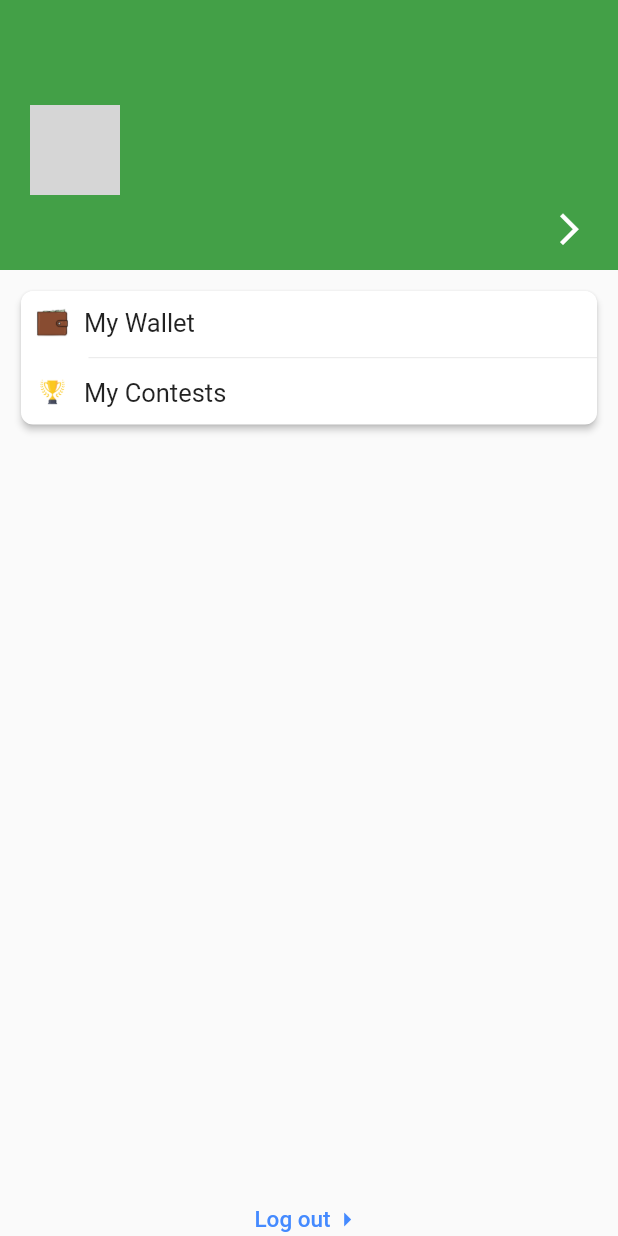
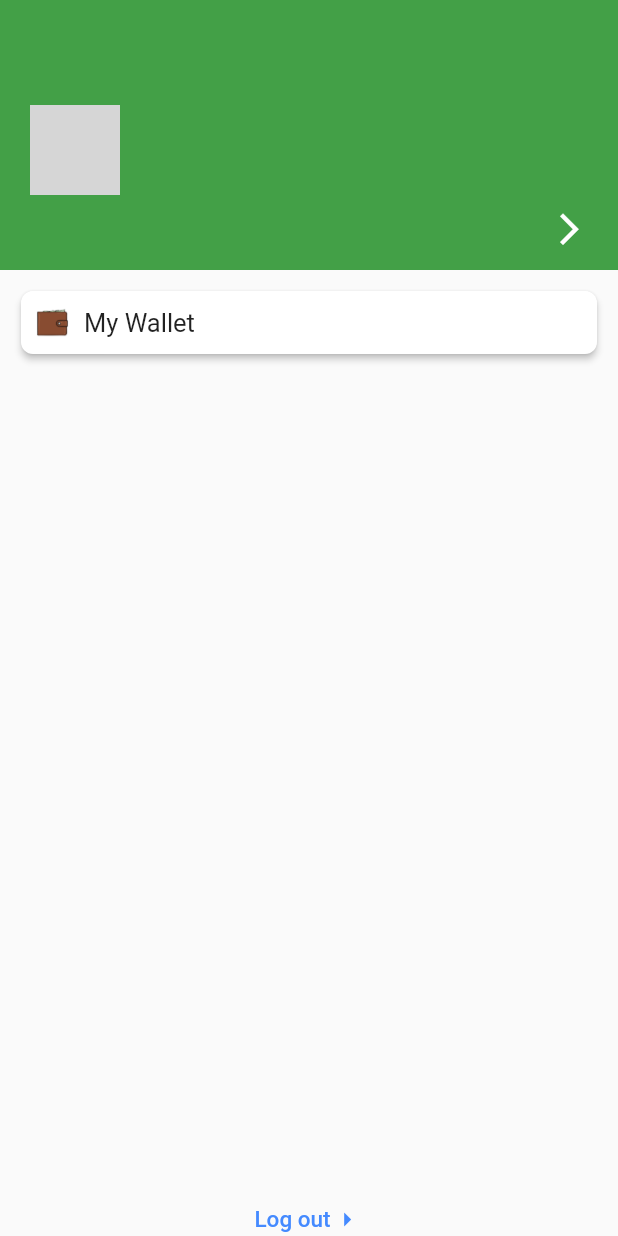
Before and after one commit to savitore/Try-Your-Luck, a Flutter app: the MyHeaderDrawer widget shown alone on an empty page, opened directly with empty values, on a phone screen of 412 x 824 dp. Run offline on Flutter 3.47's test engine with Material 2 defaults, Android fonts, the phone set to English and light mode, and no system bars; our stand-ins replace firebase_auth, firebase_core, fluttertoast, loading_animation_widget, percent_indicator, pinput and 2 more; missing offline and left inert: razorpay_flutter; accounts and stored records are empty; network calls fail; grey boxes are pictures that could not be loaded.

Commit message:
bug fixes.

```diff
--- a/lib/authentication/name.dart
+++ b/lib/authentication/name.dart
@@ -87,7 +87,7 @@ class _NameState extends State<Name> {
                       else
                         {
                           var prefs = await SharedPreferences.getInstance();
-                          prefs.setString("where", "image");
+                          prefs.setString("where", "name");
                           prefs.setString("name", name);
                           prefs.setString("phone", phno!);
                           prefs.setString("balance", "0");
--- a/lib/main.dart
+++ b/lib/main.dart
@@ -17,8 +17,6 @@ void main() async{
   if (firebaseUser != null) {
     if(where=="name"){
       first=Name();
-    } else if(where=="image"){
-      first = ImageView();
     } else{
       first = Home();
     }
--- a/lib/screens/drawer.dart
+++ b/lib/screens/drawer.dart
@@ -57,24 +57,13 @@ class _MyHeaderDrawerState extends State<MyHeaderDrawer> {
                             ],
                           ),
                         ),
-                        SizedBox(height: 10,),
-                        Divider(
-                          height: 5,
-                          thickness: 0.5,
-                          indent: 35,
-                        ),
-                        SizedBox(height: 10,),
-                        GestureDetector(
-                          onTap: (){
-                          },
-                          child: Row(
-                            children: [
-                              Image.asset('assets/trophy.png',height: 22,width: 22,),
-                              SizedBox(width: 10,),
-                              Text('My Contests',style: TextStyle(fontSize: 17),)
-                            ],
-                          ),
-                        ),
+                        // SizedBox(height: 10,),
+                        // Divider(
+                        //   height: 5,
+                        //   thickness: 0.5,
+                        //   indent: 35,
+                        // ),
+                        // SizedBox(height: 10,),
                       ],
                     ),
                   ),
--- a/lib/screens/live_contests.dart
+++ b/lib/screens/live_contests.dart
@@ -496,7 +496,8 @@ class _LiveContestsState extends State<LiveContests> {
           );
         }).toList(),
       );
-    } else if(five){
+    } else if(five)
+    {
       return Column(
         children: _five!.map((contests){
           return InkWell(
@@ -594,7 +595,8 @@ class _LiveContestsState extends State<LiveContests> {
           );
         }).toList(),
       );
-    } else if(ten){
+    } else if(ten)
+    {
       return Column(
         children: _ten!.map((contests){
           return InkWell(
```
